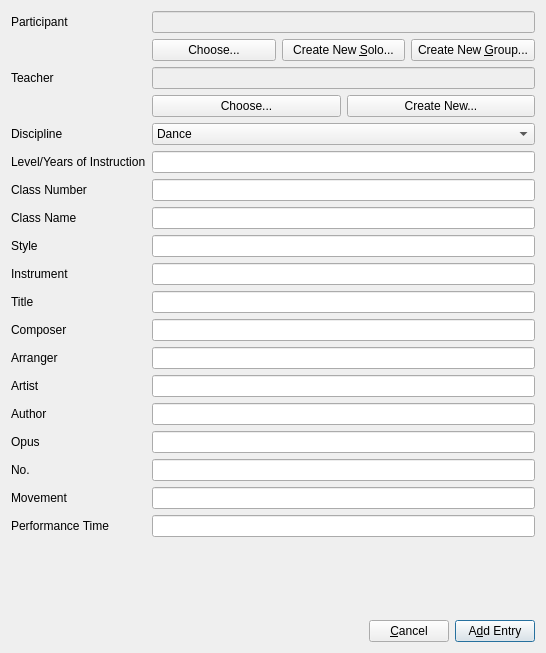
First picture: the form in Forms/ui_addEntryDialog.ui, repository diana134/afs, before the edit.
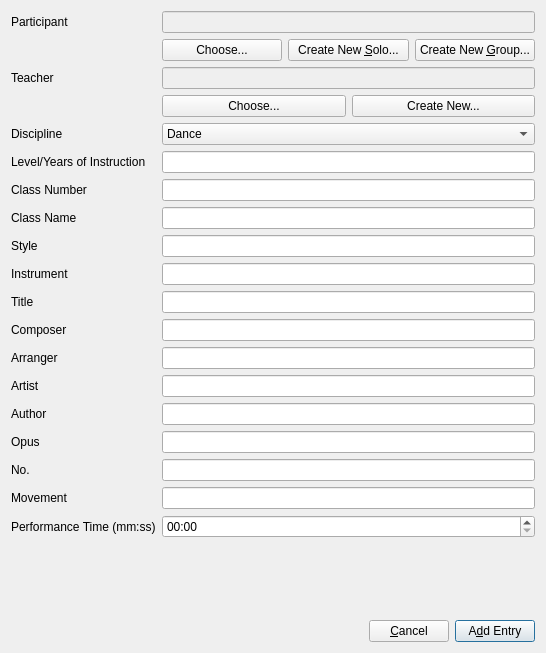
Second picture: the form after the edit.

Commit message: Entry input sanitized and validated, dialog behaviour improved, performance time now a timeEdit, added calendar popup for solo participant birthdates

```diff
--- a/Forms/ui_addEntryDialog.ui
+++ b/Forms/ui_addEntryDialog.ui
@@ -314,12 +314,26 @@
      <item row="19" column="0">
       <widget class="QLabel" name="performanceTimeLabel">
        <property name="text">
-        <string>Performance Time</string>
+        <string>Performance Time (mm:ss)</string>
        </property>
       </widget>
      </item>
      <item row="19" column="1">
-      <widget class="QLineEdit" name="performanceTimeLineEdit"/>
+      <widget class="QTimeEdit" name="performanceTimeEdit">
+       <property name="maximumDateTime">
+        <datetime>
+         <hour>1</hour>
+         <minute>59</minute>
+         <second>59</second>
+         <year>2000</year>
+         <month>1</month>
+         <day>1</day>
+        </datetime>
+       </property>
+       <property name="displayFormat">
+        <string>mm:ss</string>
+       </property>
+      </widget>
      </item>
     </layout>
    </item>
```
The commit also changes 11 other files.
